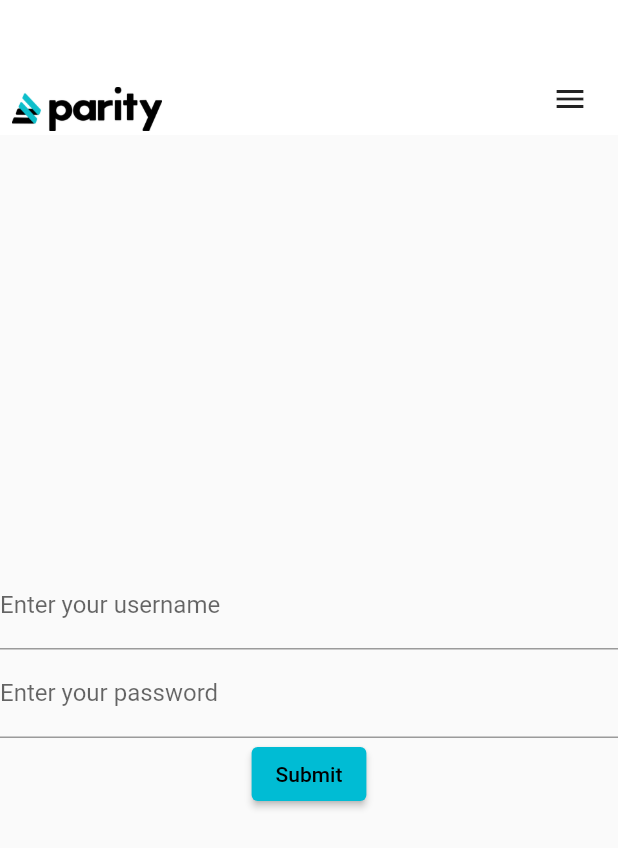
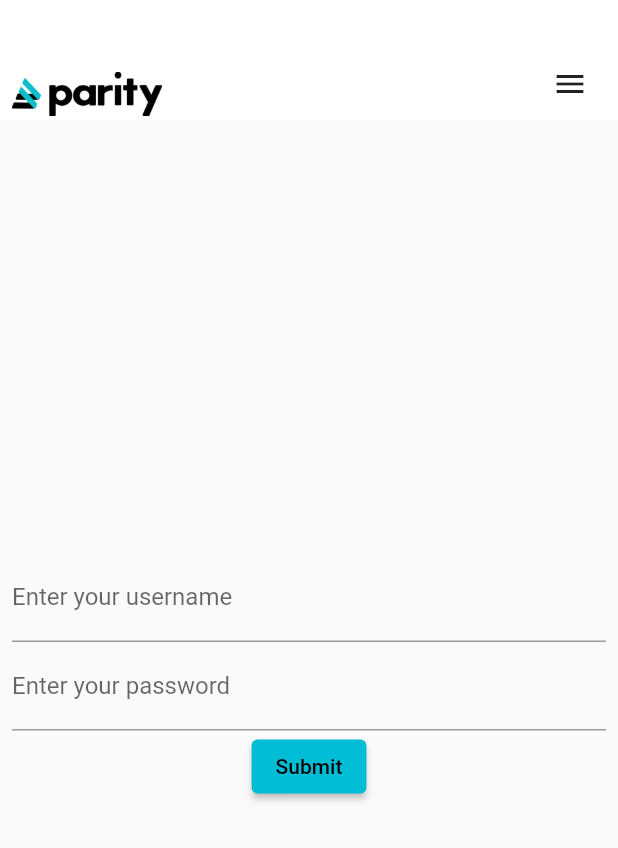
Before and after one commit to lib3rate/thermostat-native, a Flutter app: the screen it shows after launch, on a phone screen of 412 x 824 dp. Shown: the top 848 px of the screen. Run offline on Flutter 3.47's test engine with Material 2 defaults, Android fonts, the phone set to English and light mode, and no system bars.

Commit message:
Update login page structure and add horizontal padding

```diff
--- a/lib/main.dart
+++ b/lib/main.dart
@@ -24,15 +24,22 @@ class LoginPage extends StatefulWidget {
 class _LoginPageState extends State<LoginPage> {
   @override
   Widget build(BuildContext context) {
-    return Scaffold(
-      appBar: Header(),
-      // appBar: Header(
-      //   title: Text('Login'),
-      // ),
-      body: Center(
-        child: LoginForm(),
+    // return Scaffold(
+    //   appBar: Header(),
+    //   body: Center(
+    //     child: LoginForm(),
+    //   ),
+    // );
+    return Material(
+        child: Column(children: <Widget>[
+      Header(),
+      Expanded(
+        child: Container(
+          padding: const EdgeInsets.symmetric(horizontal: 8.0),
+          child: LoginForm(),
+        ),
       ),
-    );
+    ]));
   }
 }
 
@@ -139,7 +146,6 @@ class _HomePageState extends State<HomePage> {
     // than having to individually change instances of widgets.
     return Scaffold(
       appBar: Header(),
-      // appBar: Header(title: Text('Thermostat')),
       body: Center(
         child: Column(
           mainAxisAlignment: MainAxisAlignment.center,
@@ -173,26 +179,27 @@ class _HomePageState extends State<HomePage> {
   }
 }
 
-class Header extends StatelessWidget implements PreferredSizeWidget {
-  // Header({required this.title});
-
-  // final Widget title;
-
-  // void _login() {
-  //   Navigator.of(context).push(MaterialPageRoute<void>(
-  //     builder: (BuildContext context) {
-  //       return HomePage(title: 'Thermostat Home');
-  //     },
-  //   ));
-  // }
-
+class Header extends StatefulWidget implements PreferredSizeWidget {
   @override
   Size get preferredSize => const Size.fromHeight(100);
 
   @override
+  _HeaderState createState() => _HeaderState();
+}
+
+class _HeaderState extends State<Header> {
+  void _redirect() {
+    Navigator.push(context, MaterialPageRoute<void>(
+      builder: (BuildContext context) {
+        return LoginPage();
+      },
+    ));
+  }
+
+  @override
   Widget build(BuildContext context) {
     return Container(
-        height: 90.0,
+        height: 80.0,
         padding: const EdgeInsets.symmetric(horizontal: 8.0),
         // padding: const EdgeInsets.only(top: 30.0, left: 8.0, right: 8.0),
         decoration: BoxDecoration(color: Colors.white),
@@ -202,7 +209,7 @@ class Header extends StatelessWidget implements PreferredSizeWidget {
               child: Align(
                 alignment: Alignment.bottomLeft,
                 child: GestureDetector(
-                  onTap: () => print('logo got clicked'),
+                  onTap: _redirect,
                   child: Image.asset('images/logo.png',
                       width: 100.0, height: 35.0),
                 ),
```
